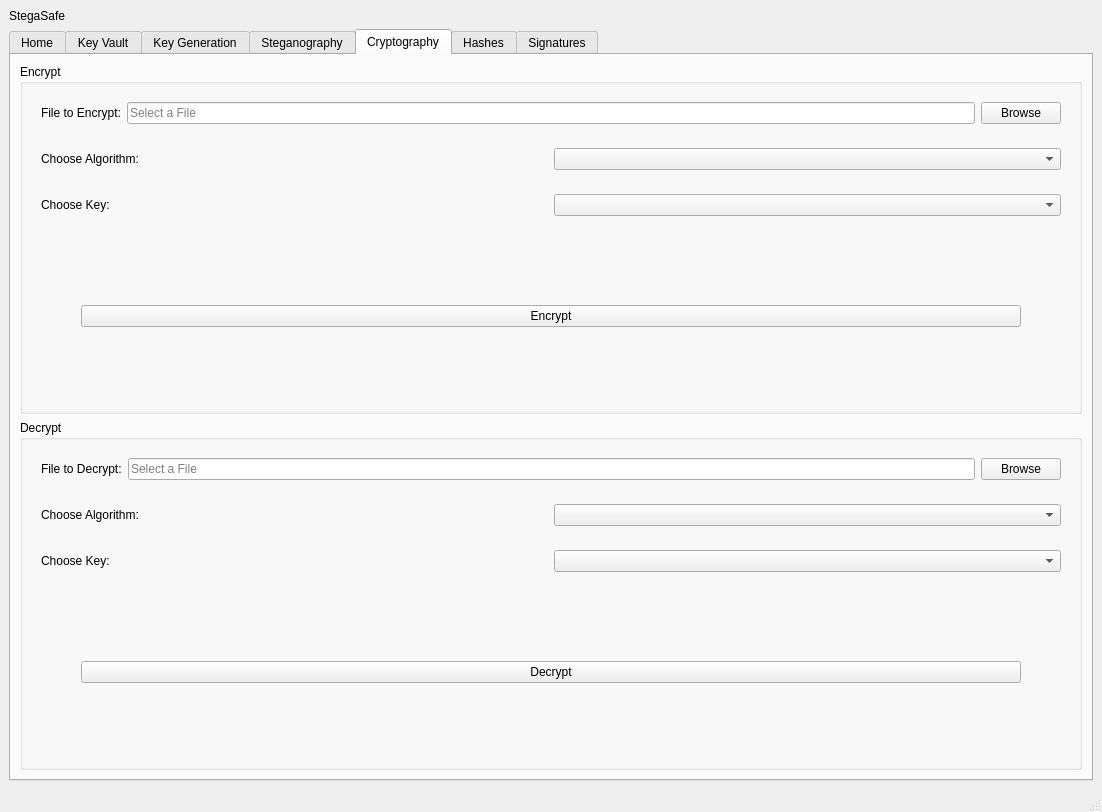
This is src/stegasafe/gui/main_window.ui in RaveNcLawNN/StegaSafe as Qt 5 draws it before an edit. The edited form follows.
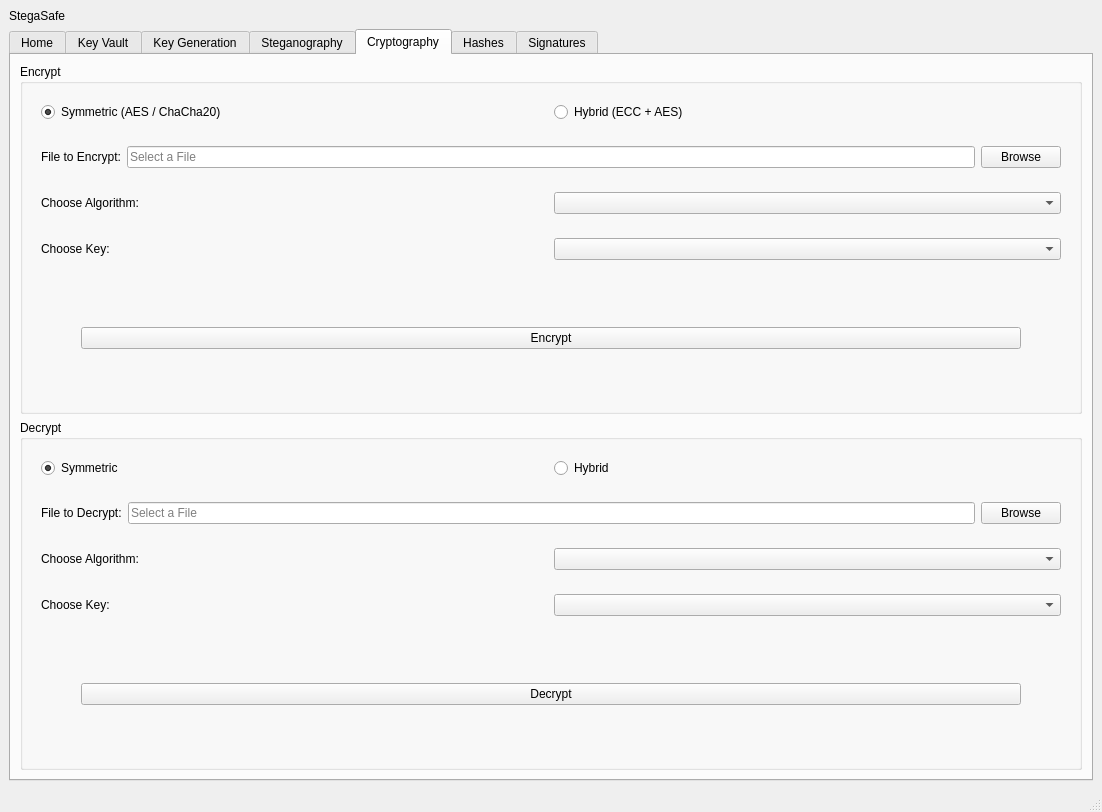
This is the edited form.

The edit to the form file:
```diff
--- a/src/stegasafe/gui/main_window.ui
+++ b/src/stegasafe/gui/main_window.ui
@@ -1061,6 +1061,29 @@
            <string>Encrypt</string>
           </property>
           <layout class="QVBoxLayout" name="verticalLayout_9">
+           <item>
+            <widget class="QWidget" name="colChooseEncryptMode" native="true">
+             <layout class="QHBoxLayout" name="horizontalLayout_39">
+              <item>
+               <widget class="QRadioButton" name="rbModeSym">
+                <property name="text">
+                 <string>Symmetric (AES / ChaCha20)</string>
+                </property>
+                <property name="checked">
+                 <bool>true</bool>
+                </property>
+               </widget>
+              </item>
+              <item>
+               <widget class="QRadioButton" name="rbModeAsym">
+                <property name="text">
+                 <string>Hybrid (ECC + AES)</string>
+                </property>
+               </widget>
+              </item>
+             </layout>
+            </widget>
+           </item>
            <item>
             <widget class="QWidget" name="rowChooseFileToEncrypt" native="true">
              <layout class="QHBoxLayout" name="horizontalLayout_17">
@@ -1171,6 +1194,29 @@
            <string>Decrypt</string>
           </property>
           <layout class="QVBoxLayout" name="verticalLayout_8">
+           <item>
+            <widget class="QWidget" name="colChooseDecryptMode" native="true">
+             <layout class="QHBoxLayout" name="horizontalLayout_40">
+              <item>
+               <widget class="QRadioButton" name="rbDecModeSym">
+                <property name="text">
+                 <string>Symmetric</string>
+                </property>
+                <property name="checked">
+                 <bool>true</bool>
+                </property>
+               </widget>
+              </item>
+              <item>
+               <widget class="QRadioButton" name="rbDecModeAsym">
+                <property name="text">
+                 <string>Hybrid</string>
+                </property>
+               </widget>
+              </item>
+             </layout>
+            </widget>
+           </item>
            <item>
             <widget class="QWidget" name="rowChooseFileToDecrypt" native="true">
              <layout class="QHBoxLayout" name="horizontalLayout_14">
```
Left out of the diff: 50 changed lines with no effect on the pictures.
